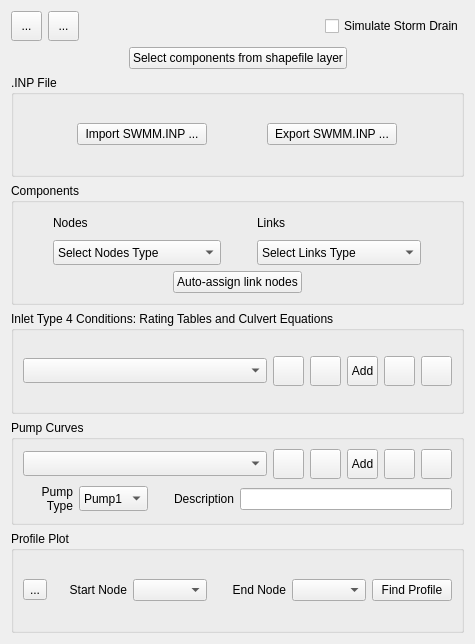
Before: the Qt Designer form flo2d/ui/storm_drain_editor.ui in FLO-2DSoftware/qgis-flo-2d-plugin, drawn with Qt 5.
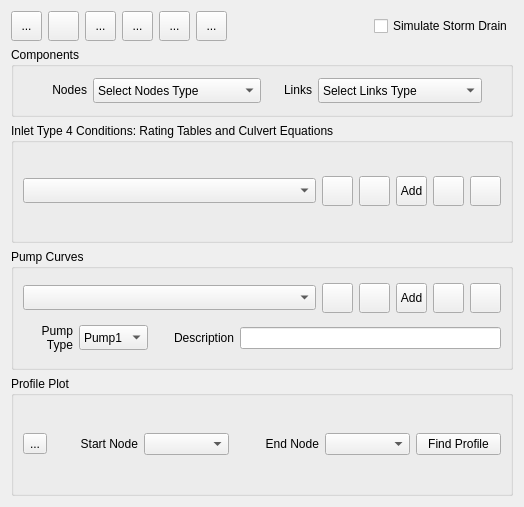
After: the same form once the commit is applied. Icons and pictures are not drawn.

Commit message:
Create 4 new buttons in icons bar of Storm Drain Widget
- 4 buttons for: import INP, export INP, Select components from
shapefile layer, Auto-assign link nodes.
- Remove other buttons with the same functions.

What changed in the file:
```diff
--- a/flo2d/ui/storm_drain_editor.ui
+++ b/flo2d/ui/storm_drain_editor.ui
@@ -6,8 +6,8 @@
    <rect>
     <x>0</x>
     <y>0</y>
-    <width>475</width>
-    <height>644</height>
+    <width>524</width>
+    <height>507</height>
    </rect>
   </property>
   <property name="minimumSize">
@@ -20,373 +20,211 @@
    <string>FLO-2D Widget</string>
   </property>
   <layout class="QGridLayout" name="gridLayout_5">
-   <item row="3" column="0">
-    <widget class="QGroupBox" name="components_group">
-     <property name="title">
-      <string>Components</string>
-     </property>
-     <layout class="QGridLayout" name="gridLayout_7">
-      <item row="0" column="0">
-       <layout class="QGridLayout" name="gridLayout_3">
-        <item row="0" column="0">
-         <widget class="QLabel" name="label_2">
-          <property name="sizePolicy">
-           <sizepolicy hsizetype="Fixed" vsizetype="Fixed">
-            <horstretch>0</horstretch>
-            <verstretch>0</verstretch>
-           </sizepolicy>
-          </property>
-          <property name="minimumSize">
-           <size>
-            <width>164</width>
-            <height>22</height>
-           </size>
-          </property>
-          <property name="maximumSize">
-           <size>
-            <width>164</width>
-            <height>22</height>
-           </size>
-          </property>
-          <property name="text">
-           <string>Nodes</string>
-          </property>
-         </widget>
-        </item>
-        <item row="0" column="1">
-         <widget class="QLabel" name="label">
-          <property name="sizePolicy">
-           <sizepolicy hsizetype="Fixed" vsizetype="Fixed">
-            <horstretch>0</horstretch>
-            <verstretch>0</verstretch>
-           </sizepolicy>
-          </property>
-          <property name="minimumSize">
-           <size>
-            <width>164</width>
-            <height>22</height>
-           </size>
-          </property>
-          <property name="maximumSize">
-           <size>
-            <width>164</width>
-            <height>22</height>
-           </size>
-          </property>
-          <property name="text">
-           <string>Links</string>
-          </property>
-         </widget>
-        </item>
-        <item row="1" column="0">
-         <widget class="QComboBox" name="SD_nodes_components_cbo">
-          <property name="sizePolicy">
-           <sizepolicy hsizetype="Fixed" vsizetype="Fixed">
-            <horstretch>0</horstretch>
-            <verstretch>0</verstretch>
-           </sizepolicy>
-          </property>
-          <property name="minimumSize">
-           <size>
-            <width>168</width>
-            <height>25</height>
-           </size>
-          </property>
-          <property name="maximumSize">
-           <size>
-            <width>168</width>
-            <height>25</height>
-           </size>
-          </property>
-          <property name="sizeIncrement">
-           <size>
-            <width>0</width>
-            <height>0</height>
-           </size>
-          </property>
-          <property name="currentText">
-           <string>Select Nodes Type</string>
-          </property>
-          <item>
-           <property name="text">
-            <string>Select Nodes Type</string>
-           </property>
-          </item>
-          <item>
-           <property name="text">
-            <string>Inlets/Junctions</string>
-           </property>
-          </item>
-          <item>
-           <property name="text">
-            <string>Outfalls</string>
-           </property>
-          </item>
-          <item>
-           <property name="text">
-            <string>Storage Units</string>
-           </property>
-          </item>
-         </widget>
-        </item>
-        <item row="1" column="1">
-         <widget class="QComboBox" name="SD_links_components_cbo">
-          <property name="sizePolicy">
-           <sizepolicy hsizetype="Fixed" vsizetype="Fixed">
-            <horstretch>0</horstretch>
-            <verstretch>0</verstretch>
-           </sizepolicy>
-          </property>
-          <property name="minimumSize">
-           <size>
-            <width>164</width>
-            <height>25</height>
-           </size>
-          </property>
-          <property name="maximumSize">
-           <size>
-            <width>164</width>
-            <height>25</height>
-           </size>
-          </property>
-          <property name="currentText">
-           <string>Select Links Type</string>
-          </property>
-          <item>
-           <property name="text">
-            <string>Select Links Type</string>
-           </property>
-          </item>
-          <item>
-           <property name="text">
-            <string>Conduits</string>
-           </property>
-          </item>
-          <item>
-           <property name="text">
-            <string>Pumps</string>
-           </property>
-          </item>
-          <item>
-           <property name="text">
-            <string>Orifices</string>
-           </property>
-          </item>
-          <item>
-           <property name="text">
-            <string>Weirs</string>
-           </property>
-          </item>
-         </widget>
-        </item>
-       </layout>
-      </item>
-      <item row="1" column="0">
-       <layout class="QHBoxLayout" name="horizontalLayout_3">
-        <item>
-         <spacer name="horizontalSpacer_4">
-          <property name="orientation">
-           <enum>Qt::Horizontal</enum>
-          </property>
-          <property name="sizeHint" stdset="0">
-           <size>
-            <width>98</width>
-            <height>20</height>
-           </size>
-          </property>
-         </spacer>
-        </item>
-        <item>
-         <widget class="QPushButton" name="auto_assign_link_nodes_btn">
-          <property name="text">
-           <string>Auto-assign link nodes</string>
-          </property>
-         </widget>
-        </item>
-        <item>
-         <spacer name="horizontalSpacer_5">
-          <property name="orientation">
-           <enum>Qt::Horizontal</enum>
-          </property>
-          <property name="sizeHint" stdset="0">
-           <size>
-            <width>98</width>
-            <height>20</height>
-           </size>
-          </property>
-         </spacer>
-        </item>
-       </layout>
-      </item>
-     </layout>
-    </widget>
-   </item>
-   <item row="0" column="0">
-    <layout class="QHBoxLayout" name="horizontalLayout_5">
-     <item>
-      <layout class="QHBoxLayout" name="horizontalLayout_4">
-       <item>
-        <widget class="QToolButton" name="schema_storm_drain_btn">
-         <property name="enabled">
-          <bool>true</bool>
-         </property>
-         <property name="minimumSize">
-          <size>
-           <width>31</width>
-           <height>30</height>
-          </size>
-         </property>
-         <property name="maximumSize">
-          <size>
-           <width>31</width>
-           <height>30</height>
-          </size>
-         </property>
-         <property name="toolTip">
-          <string>Convert User 'Storm Drain Nodes' to Schematic 'Storm Drains'</string>
-         </property>
-         <property name="text">
-          <string>...</string>
-         </property>
-         <property name="icon">
-          <iconset>
-           <normaloff>../../../img/schematize_res.svg</normaloff>../../../img/schematize_res.svg</iconset>
-         </property>
-         <property name="iconSize">
-          <size>
-           <width>24</width>
-           <height>24</height>
-          </size>
-         </property>
-        </widget>
-       </item>
-       <item>
-        <widget class="QToolButton" name="sd_help_btn">
-         <property name="enabled">
-          <bool>true</bool>
-         </property>
-         <property name="minimumSize">
-          <size>
-           <width>31</width>
-           <height>30</height>
-          </size>
-         </property>
-         <property name="maximumSize">
-          <size>
-           <width>31</width>
-           <height>30</height>
-          </size>
-         </property>
-         <property name="toolTip">
-          <string>Storm Drain Help</string>
-         </property>
-         <property name="text">
-          <string>...</string>
-         </property>
-         <property name="icon">
-          <iconset>
-           <normaloff>../img/help.svg</normaloff>../img/help.svg</iconset>
-         </property>
-         <property name="iconSize">
-          <size>
-           <width>24</width>
-           <height>24</height>
-          </size>
-         </property>
-        </widget>
-       </item>
-      </layout>
-     </item>
-     <item>
-      <spacer name="horizontalSpacer_3">
-       <property name="orientation">
-        <enum>Qt::Horizontal</enum>
-       </property>
-       <property name="sizeHint" stdset="0">
-        <size>
-         <width>13</width>
-         <height>21</height>
-        </size>
-       </property>
-      </spacer>
-     </item>
-     <item>
-      <widget class="QCheckBox" name="simulate_stormdrain_chbox">
-       <property name="text">
-        <string>Simulate Storm Drain</string>
-       </property>
-      </widget>
-     </item>
-    </layout>
-   </item>
    <item row="2" column="0">
-    <widget class="QGroupBox" name="box_Inp">
+    <widget class="QGroupBox" name="Type_4_condition_group">
+     <property name="sizePolicy">
+      <sizepolicy hsizetype="Preferred" vsizetype="Preferred">
+       <horstretch>0</horstretch>
+       <verstretch>0</verstretch>
+      </sizepolicy>
+     </property>
      <property name="title">
-      <string>.INP File</string>
+      <string>Inlet Type 4 Conditions: Rating Tables and Culvert Equations</string>
      </property>
-     <layout class="QGridLayout" name="gridLayout_2">
+     <layout class="QGridLayout" name="gridLayout_6">
       <item row="0" column="0">
-       <widget class="QPushButton" name="import_inp_btn">
-        <property name="sizePolicy">
-         <sizepolicy hsizetype="Fixed" vsizetype="Fixed">
-          <horstretch>0</horstretch>
-          <verstretch>0</verstretch>
-         </sizepolicy>
+       <layout class="QHBoxLayout" name="horizontalLayout">
+        <property name="sizeConstraint">
+         <enum>QLayout::SetDefaultConstraint</enum>
         </property>
-        <property name="minimumSize">
-         <size>
-          <width>130</width>
-          <height>22</height>
-         </size>
-        </property>
-        <property name="maximumSize">
-         <size>
-          <width>16777215</width>
-          <height>22</height>
-         </size>
-        </property>
-        <property name="text">
-         <string>Import SWMM.INP ...</string>
-        </property>
-        <property name="icon">
-         <iconset>
-          <normaloff>../img/import_swmm.svg</normaloff>../img/import_swmm.svg</iconset>
-        </property>
-       </widget>
-      </item>
-      <item row="0" column="1">
-       <widget class="QPushButton" name="export_inp_btn">
-        <property name="sizePolicy">
-         <sizepolicy hsizetype="Fixed" vsizetype="Fixed">
-          <horstretch>0</horstretch>
-          <verstretch>0</verstretch>
-         </sizepolicy>
-        </property>
-        <property name="minimumSize">
-         <size>
-          <width>130</width>
-          <height>22</height>
-         </size>
-        </property>
-        <property name="maximumSize">
-         <size>
-          <width>16777215</width>
-          <height>22</height>
-         </size>
-        </property>
-        <property name="text">
-         <string>Export SWMM.INP ...</string>
-        </property>
-        <property name="icon">
-         <iconset>
-          <normaloff>../img/export_swmm.svg</normaloff>../img/export_swmm.svg</iconset>
-        </property>
-       </widget>
+        <item>
+         <widget class="QComboBox" name="SD_type4_cbo">
+          <property name="enabled">
+           <bool>true</bool>
+          </property>
+          <property name="sizePolicy">
+           <sizepolicy hsizetype="MinimumExpanding" vsizetype="Fixed">
+            <horstretch>0</horstretch>
+            <verstretch>0</verstretch>
+           </sizepolicy>
+          </property>
+          <property name="minimumSize">
+           <size>
+            <width>0</width>
+            <height>25</height>
+           </size>
+          </property>
+          <property name="maximumSize">
+           <size>
+            <width>16777215</width>
+            <height>25</height>
+           </size>
+          </property>
+          <property name="maxVisibleItems">
+           <number>20</number>
+          </property>
+         </widget>
+        </item>
+        <item>
+         <widget class="QToolButton" name="SD_show_type4_btn">
+          <property name="enabled">
+           <bool>true</bool>
+          </property>
+          <property name="minimumSize">
+           <size>
+            <width>31</width>
+            <height>30</height>
+           </size>
+          </property>
+          <property name="maximumSize">
+           <size>
+            <width>31</width>
+            <height>30</height>
+           </size>
+          </property>
+          <property name="toolTip">
+           <string>Show inlet type 4 data</string>
+          </property>
+          <property name="text">
+           <string/>
+          </property>
+          <property name="icon">
+           <iconset>
+            <normaloff>../img/show_cont_table.svg</normaloff>../img/show_cont_table.svg</iconset>
+          </property>
+         </widget>
+        </item>
+        <item>
+         <widget class="QToolButton" name="SD_add_one_type4_btn">
+          <property name="enabled">
+           <bool>true</bool>
+          </property>
+          <property name="minimumSize">
+           <size>
+            <width>31</width>
+            <height>30</height>
+           </size>
+          </property>
+          <property name="maximumSize">
+           <size>
+            <width>31</width>
+            <height>30</height>
+           </size>
+          </property>
+          <property name="toolTip">
+           <string>Add inlet type 4 data</string>
+          </property>
+          <property name="text">
+           <string/>
+          </property>
+          <property name="icon">
+           <iconset>
+            <normaloff>../img/add_table_data.svg</normaloff>../img/add_table_data.svg</iconset>
+          </property>
+         </widget>
+        </item>
+        <item>
+         <widget class="QToolButton" name="SD_add_predefined_type4_btn">
+          <property name="sizePolicy">
+           <sizepolicy hsizetype="Fixed" vsizetype="Fixed">
+            <horstretch>0</horstretch>
+            <verstretch>0</verstretch>
+           </sizepolicy>
+          </property>
+          <property name="minimumSize">
+           <size>
+            <width>31</width>
+            <height>30</height>
+           </size>
+          </property>
+          <property name="maximumSize">
+           <size>
+            <width>31</width>
+            <height>30</height>
+           </size>
+          </property>
+          <property name="toolTip">
+           <string>Add predefined time series/culvert eq.</string>
+          </property>
+          <property name="text">
+           <string>Add</string>
+          </property>
+          <property name="icon">
+           <iconset>
+            <normaloff>../img/mActionOpenFile.svg</normaloff>../img/mActionOpenFile.svg</iconset>
+          </property>
+          <property name="iconSize">
+           <size>
+            <width>25</width>
+            <height>25</height>
+           </size>
+          </property>
+         </widget>
+        </item>
+        <item>
+         <widget class="QToolButton" name="SD_remove_type4_btn">
+          <property name="enabled">
+           <bool>true</bool>
+          </property>
+          <property name="minimumSize">
+           <size>
+            <width>31</width>
+            <height>30</height>
+           </size>
+          </property>
+          <property name="maximumSize">
+           <size>
+            <width>31</width>
+            <height>30</height>
+           </size>
+          </property>
+          <property name="toolTip">
+           <string>Remove inlet type 4 condition</string>
+          </property>
+          <property name="text">
+           <string/>
+          </property>
+          <property name="icon">
+           <iconset>
+            <normaloff>../img/mActionDeleteSelected.svg</normaloff>../img/mActionDeleteSelected.svg</iconset>
+          </property>
+         </widget>
+        </item>
+        <item>
+         <widget class="QToolButton" name="SD_rename_type4_btn">
+          <property name="enabled">
+           <bool>true</bool>
+          </property>
+          <property name="minimumSize">
+           <size>
+            <width>31</width>
+            <height>30</height>
+           </size>
+          </property>
+          <property name="maximumSize">
+           <size>
+            <width>31</width>
+            <height>30</height>
+           </size>
+          </property>
+          <property name="toolTip">
+           <string>Rename inlet type 4 condition</string>
+          </property>
+          <property name="text">
+           <string/>
+          </property>
+          <property name="icon">
+           <iconset>
+            <normaloff>../img/change_name.svg</normaloff>../img/change_name.svg</iconset>
+          </property>
+         </widget>
+        </item>
+       </layout>
       </item>
      </layout>
     </widget>
    </item>
-   <item row="5" column="0">
+   <item row="3" column="0">
     <widget class="QGroupBox" name="groupBox">
      <property name="title">
       <string>Pump Curves</string>
@@ -731,263 +569,435 @@
      </layout>
     </widget>
    </item>
+   <item row="0" column="0">
+    <layout class="QHBoxLayout" name="horizontalLayout_5">
+     <item>
+      <layout class="QHBoxLayout" name="horizontalLayout_4">
+       <item>
+        <widget class="QToolButton" name="schema_storm_drain_btn">
+         <property name="enabled">
+          <bool>true</bool>
+         </property>
+         <property name="minimumSize">
+          <size>
+           <width>31</width>
+           <height>30</height>
+          </size>
+         </property>
+         <property name="maximumSize">
+          <size>
+           <width>31</width>
+           <height>30</height>
+          </size>
+         </property>
+         <property name="toolTip">
+          <string>Convert User 'Storm Drain Nodes' to Schematic 'Storm Drains'</string>
+         </property>
+         <property name="text">
+          <string>...</string>
+         </property>
+         <property name="icon">
+          <iconset>
+           <normaloff>../../../img/schematize_res.svg</normaloff>../../../img/schematize_res.svg</iconset>
+         </property>
+         <property name="iconSize">
+          <size>
+           <width>24</width>
+           <height>24</height>
+          </size>
+         </property>
+        </widget>
+       </item>
+       <item>
+        <widget class="QToolButton" name="import_inp_btn">
+         <property name="enabled">
+          <bool>true</bool>
+         </property>
+         <property name="minimumSize">
+          <size>
+           <width>31</width>
+           <height>30</height>
+          </size>
+         </property>
+         <property name="maximumSize">
+          <size>
+           <width>31</width>
+           <height>30</height>
+          </size>
+         </property>
+         <property name="toolTip">
+          <string>Import SWMM.INP</string>
+         </property>
+         <property name="text">
+          <string/>
+         </property>
+         <property name="icon">
+          <iconset>
+           <normaloff>../img/import_swmm.svg</normaloff>../img/import_swmm.svg</iconset>
+         </property>
+         <property name="iconSize">
+          <size>
+           <width>24</width>
+           <height>24</height>
+          </size>
+         </property>
+        </widget>
+       </item>
+       <item>
+        <widget class="QToolButton" name="export_inp_btn">
+         <property name="enabled">
+          <bool>true</bool>
+         </property>
+         <property name="minimumSize">
+          <size>
+           <width>31</width>
+           <height>30</height>
+          </size>
+         </property>
+         <property name="maximumSize">
+          <size>
+           <width>31</width>
+           <height>30</height>
+          </size>
+         </property>
+         <property name="toolTip">
+          <string>Export SWMM.INP</string>
+         </property>
+         <property name="text">
+          <string>...</string>
+         </property>
+         <property name="icon">
+          <iconset>
+           <normaloff>../img/export_swmm.svg</normaloff>../img/export_swmm.svg</iconset>
+         </property>
+         <property name="iconSize">
+          <size>
+           <width>24</width>
+           <height>24</height>
+          </size>
+         </property>
+        </widget>
+       </item>
+       <item>
+        <widget class="QToolButton" name="import_shapefile_btn">
+         <property name="enabled">
+          <bool>true</bool>
+         </property>
+         <property name="minimumSize">
+          <size>
+           <width>31</width>
+           <height>30</height>
+          </size>
+         </property>
+         <property name="maximumSize">
+          <size>
+           <width>31</width>
+           <height>30</height>
+          </size>
+         </property>
+         <property name="toolTip">
+          <string>Select components from shapefile layer</string>
+         </property>
+         <property name="text">
+          <string>...</string>
+         </property>
+         <property name="icon">
+          <iconset>
+           <normaloff>../img/add.svg</normaloff>../img/add.svg</iconset>
+         </property>
+         <property name="iconSize">
+          <size>
+           <width>24</width>
+           <height>24</height>
+          </size>
+         </property>
+        </widget>
+       </item>
+       <item>
+        <widget class="QToolButton" name="auto_assign_link_nodes_btn">
+         <property name="enabled">
+          <bool>true</bool>
+         </property>
+         <property name="minimumSize">
+          <size>
+           <width>31</width>
+           <height>30</height>
+          </size>
+         </property>
+         <property name="maximumSize">
+          <size>
+           <width>31</width>
+           <height>30</height>
+          </size>
+         </property>
+         <property name="toolTip">
+          <string>Auto-assign link nodes</string>
+         </property>
+         <property name="text">
+          <string>...</string>
+         </property>
+         <property name="icon">
+          <iconset>
+           <normaloff>../img/schematize_confluence.svg</normaloff>../img/schematize_confluence.svg</iconset>
+         </property>
+         <property name="iconSize">
+          <size>
+           <width>24</width>
+           <height>24</height>
+          </size>
+         </property>
+        </widget>
+       </item>
+       <item>
+        <widget class="QToolButton" name="sd_help_btn">
+         <property name="enabled">
+          <bool>true</bool>
+         </property>
+         <property name="minimumSize">
+          <size>
+           <width>31</width>
+           <height>30</height>
+          </size>
+         </property>
+         <property name="maximumSize">
+          <size>
+           <width>31</width>
+           <height>30</height>
+          </size>
+         </property>
+         <property name="toolTip">
+          <string>Storm Drain Help</string>
+         </property>
+         <property name="text">
+          <string>...</string>
+         </property>
+         <property name="icon">
+          <iconset>
+           <normaloff>../img/help.svg</normaloff>../img/help.svg</iconset>
+         </property>
+         <property name="iconSize">
+          <size>
+           <width>24</width>
+           <height>24</height>
+          </size>
+         </property>
+        </widget>
+       </item>
+      </layout>
+     </item>
+     <item>
+      <spacer name="horizontalSpacer_3">
+       <property name="orientation">
+        <enum>Qt::Horizontal</enum>
+       </property>
+       <property name="sizeHint" stdset="0">
+        <size>
+         <width>13</width>
+         <height>21</height>
+        </size>
+       </property>
+      </spacer>
+     </item>
+     <item>
+      <widget class="QCheckBox" name="simulate_stormdrain_chbox">
+       <property name="text">
+        <string>Simulate Storm Drain</string>
+       </property>
+      </widget>
+     </item>
+    </layout>
+   </item>
    <item row="1" column="0">
-    <layout class="QGridLayout" name="gridLayout">
-     <item row="0" column="3">
-      <spacer name="horizontalSpacer_2">
-       <property name="orientation">
-        <enum>Qt::Horizontal</enum>
-       </property>
-       <property name="sizeHint" stdset="0">
-        <size>
-         <width>94</width>
-         <height>20</height>
-        </size>
-       </property>
-      </spacer>
-     </item>
-     <item row="0" column="0">
-      <spacer name="horizontalSpacer">
-       <property name="orientation">
-        <enum>Qt::Horizontal</enum>
-       </property>
-       <property name="sizeHint" stdset="0">
-        <size>
-         <width>102</width>
-         <height>20</height>
-        </size>
-       </property>
-      </spacer>
-     </item>
-     <item row="0" column="1">
-      <widget class="QPushButton" name="import_shapefile_btn">
-       <property name="enabled">
-        <bool>true</bool>
-       </property>
-       <property name="minimumSize">
-        <size>
-         <width>0</width>
-         <height>22</height>
-        </size>
-       </property>
-       <property name="maximumSize">
-        <size>
-         <width>16777215</width>
-         <height>22</height>
-        </size>
-       </property>
-       <property name="text">
-        <string>Select components from shapefile layer</string>
-       </property>
-      </widget>
-     </item>
-    </layout>
+    <widget class="QGroupBox" name="components_group">
+     <property name="minimumSize">
+      <size>
+       <width>0</width>
+       <height>70</height>
+      </size>
+     </property>
+     <property name="maximumSize">
+      <size>
+       <width>16777215</width>
+       <height>70</height>
+      </size>
+     </property>
+     <property name="title">
+      <string>Components</string>
+     </property>
+     <layout class="QGridLayout" name="gridLayout">
+      <item row="0" column="0">
+       <layout class="QHBoxLayout" name="horizontalLayout_10">
+        <item>
+         <layout class="QHBoxLayout" name="horizontalLayout_9">
+          <item>
+           <widget class="QLabel" name="label_2">
+            <property name="sizePolicy">
+             <sizepolicy hsizetype="Preferred" vsizetype="Fixed">
+              <horstretch>0</horstretch>
+              <verstretch>0</verstretch>
+             </sizepolicy>
+            </property>
+            <property name="minimumSize">
+             <size>
+              <width>45</width>
+              <height>22</height>
+             </size>
+            </property>
+            <property name="maximumSize">
+             <size>
+              <width>45</width>
+              <height>22</height>
+             </size>
+            </property>
+            <property name="text">
+             <string>Nodes</string>
+            </property>
+            <property name="alignment">
+             <set>Qt::AlignRight|Qt::AlignTrailing|Qt::AlignVCenter</set>
+            </property>
+           </widget>
+          </item>
+          <item>
+           <widget class="QComboBox" name="SD_nodes_components_cbo">
+            <property name="sizePolicy">
+             <sizepolicy hsizetype="Fixed" vsizetype="Fixed">
+              <horstretch>0</horstretch>
+              <verstretch>0</verstretch>
+             </sizepolicy>
+            </property>
+            <property name="minimumSize">
+             <size>
+              <width>168</width>
+              <height>25</height>
+             </size>
+            </property>
+            <property name="maximumSize">
+             <size>
+              <width>168</width>
+              <height>25</height>
+             </size>
+            </property>
+            <property name="sizeIncrement">
+             <size>
+              <width>0</width>
+              <height>0</height>
+             </size>
+            </property>
+            <property name="currentText">
+             <string>Select Nodes Type</string>
+            </property>
+            <item>
+             <property name="text">
+              <string>Select Nodes Type</string>
+             </property>
+            </item>
+            <item>
+             <property name="text">
+              <string>Inlets/Junctions</string>
+             </property>
+            </item>
+            <item>
+             <property name="text">
+              <string>Outfalls</string>
+             </property>
+            </item>
+            <item>
+             <property name="text">
+              <string>Storage Units</string>
+             </property>
+            </item>
+           </widget>
+          </item>
+         </layout>
+        </item>
+        <item>
+         <layout class="QHBoxLayout" name="horizontalLayout_3">
+          <item>
+           <widget class="QLabel" name="label">
+            <property name="sizePolicy">
+             <sizepolicy hsizetype="Preferred" vsizetype="Fixed">
+              <horstretch>0</horstretch>
+              <verstretch>0</verstretch>
+             </sizepolicy>
+            </property>
+            <property name="minimumSize">
+             <size>
+              <width>45</width>
+              <height>22</height>
+             </size>
+            </property>
+            <property name="maximumSize">
+             <size>
+              <width>45</width>
+              <height>22</height>
+             </size>
+            </property>
+            <property name="text">
+             <string>Links</string>
+            </property>
+            <property name="alignment">
+             <set>Qt::AlignRight|Qt::AlignTrailing|Qt::AlignVCenter</set>
+            </property>
+           </widget>
+          </item>
+          <item>
+           <widget class="QComboBox" name="SD_links_components_cbo">
+            <property name="sizePolicy">
+             <sizepolicy hsizetype="Fixed" vsizetype="Fixed">
+              <horstretch>0</horstretch>
+              <verstretch>0</verstretch>
+             </sizepolicy>
+            </property>
+            <property name="minimumSize">
+             <size>
+              <width>164</width>
+              <height>25</height>
+             </size>
+            </property>
+            <property name="maximumSize">
+             <size>
+              <width>164</width>
+              <height>25</height>
+             </size>
+            </property>
+            <property name="currentText">
+             <string>Select Links Type</string>
+            </property>
+            <item>
+             <property name="text">
+              <string>Select Links Type</string>
+             </property>
+            </item>
+            <item>
+             <property name="text">
+              <string>Conduits</string>
+             </property>
+            </item>
+            <item>
+             <property name="text">
+              <string>Pumps</string>
+             </property>
+            </item>
+            <item>
+             <property name="text">
+              <string>Orifices</string>
+             </property>
+            </item>
+            <item>
+             <property name="text">
+              <string>Weirs</string>
+             </property>
+            </item>
+           </widget>
+          </item>
+         </layout>
+        </item>
+       </layout>
+      </item>
+     </layout>
+    </widget>
    </item>
    <item row="4" column="0">
-    <widget class="QGroupBox" name="Type_4_condition_group">
-     <property name="sizePolicy">
-      <sizepolicy hsizetype="Preferred" vsizetype="Preferred">
-       <horstretch>0</horstretch>
-       <verstretch>0</verstretch>
-      </sizepolicy>
-     </property>
-     <property name="title">
-      <string>Inlet Type 4 Conditions: Rating Tables and Culvert Equations</string>
-     </property>
-     <layout class="QGridLayout" name="gridLayout_6">
-      <item row="0" column="0">
-       <layout class="QHBoxLayout" name="horizontalLayout">
-        <property name="sizeConstraint">
-         <enum>QLayout::SetDefaultConstraint</enum>
-        </property>
-        <item>
-         <widget class="QComboBox" name="SD_type4_cbo">
-          <property name="enabled">
-           <bool>true</bool>
-          </property>
-          <property name="sizePolicy">
-           <sizepolicy hsizetype="MinimumExpanding" vsizetype="Fixed">
-            <horstretch>0</horstretch>
-            <verstretch>0</verstretch>
-           </sizepolicy>
-          </property>
-          <property name="minimumSize">
-           <size>
-            <width>0</width>
-            <height>25</height>
-           </size>
-          </property>
-          <property name="maximumSize">
-           <size>
-            <width>16777215</width>
-            <height>25</height>
-           </size>
-          </property>
-          <property name="maxVisibleItems">
-           <number>20</number>
-          </property>
-         </widget>
-        </item>
-        <item>
-         <widget class="QToolButton" name="SD_show_type4_btn">
-          <property name="enabled">
-           <bool>true</bool>
-          </property>
-          <property name="minimumSize">
-           <size>
-            <width>31</width>
-            <height>30</height>
-           </size>
-          </property>
-          <property name="maximumSize">
-           <size>
-            <width>31</width>
-            <height>30</height>
-           </size>
-          </property>
-          <property name="toolTip">
-           <string>Show inlet type 4 data</string>
-          </property>
-          <property name="text">
-           <string/>
-          </property>
-          <property name="icon">
-           <iconset>
-            <normaloff>../img/show_cont_table.svg</normaloff>../img/show_cont_table.svg</iconset>
-          </property>
-         </widget>
-        </item>
-        <item>
-         <widget class="QToolButton" name="SD_add_one_type4_btn">
-          <property name="enabled">
-           <bool>true</bool>
-          </property>
-          <property name="minimumSize">
-           <size>
-            <width>31</width>
-            <height>30</height>
-           </size>
-          </property>
-          <property name="maximumSize">
-           <size>
-            <width>31</width>
-            <height>30</height>
-           </size>
-          </property>
-          <property name="toolTip">
-           <string>Add inlet type 4 data</string>
-          </property>
-          <property name="text">
-           <string/>
-          </property>
-          <property name="icon">
-           <iconset>
-            <normaloff>../img/add_table_data.svg</normaloff>../img/add_table_data.svg</iconset>
-          </property>
-         </widget>
-        </item>
-        <item>
-         <widget class="QToolButton" name="SD_add_predefined_type4_btn">
-          <property name="sizePolicy">
-           <sizepolicy hsizetype="Fixed" vsizetype="Fixed">
-            <horstretch>0</horstretch>
-            <verstretch>0</verstretch>
-           </sizepolicy>
-          </property>
-          <property name="minimumSize">
-           <size>
-            <width>31</width>
-            <height>30</height>
-           </size>
-          </property>
-          <property name="maximumSize">
-           <size>
-            <width>31</width>
-            <height>30</height>
-           </size>
-          </property>
-          <property name="toolTip">
-           <string>Add predefined time series/culvert eq.</string>
-          </property>
-          <property name="text">
-           <string>Add</string>
-          </property>
-          <property name="icon">
-           <iconset>
-            <normaloff>../img/mActionOpenFile.svg</normaloff>../img/mActionOpenFile.svg</iconset>
-          </property>
-          <property name="iconSize">
-           <size>
-            <width>25</width>
-            <height>25</height>
-           </size>
-          </property>
-         </widget>
-        </item>
-        <item>
-         <widget class="QToolButton" name="SD_remove_type4_btn">
-          <property name="enabled">
-           <bool>true</bool>
-          </property>
-          <property name="minimumSize">
-           <size>
-            <width>31</width>
-            <height>30</height>
-           </size>
-          </property>
-          <property name="maximumSize">
-           <size>
-            <width>31</width>
-            <height>30</height>
-           </size>
-          </property>
-          <property name="toolTip">
-           <string>Remove inlet type 4 condition</string>
-          </property>
-          <property name="text">
-           <string/>
-          </property>
-          <property name="icon">
-           <iconset>
-            <normaloff>../img/mActionDeleteSelected.svg</normaloff>../img/mActionDeleteSelected.svg</iconset>
-          </property>
-         </widget>
-        </item>
-        <item>
-         <widget class="QToolButton" name="SD_rename_type4_btn">
-          <property name="enabled">
-           <bool>true</bool>
-          </property>
-          <property name="minimumSize">
-           <size>
-            <width>31</width>
-            <height>30</height>
-           </size>
-          </property>
-          <property name="maximumSize">
-           <size>
-            <width>31</width>
-            <height>30</height>
-           </size>
-          </property>
-          <property name="toolTip">
-           <string>Rename inlet type 4 condition</string>
-          </property>
-          <property name="text">
-           <string/>
-          </property>
-          <property name="icon">
-           <iconset>
-            <normaloff>../img/change_name.svg</normaloff>../img/change_name.svg</iconset>
-          </property>
-         </widget>
-        </item>
-       </layout>
-      </item>
-     </layout>
-    </widget>
-   </item>
-   <item row="6" column="0">
     <widget class="QGroupBox" name="groupBox_2">
      <property name="enabled">
       <bool>true</bool>
```
Left out of the diff: 2 changed lines with no effect on the pictures. The commit also changes 1 other file.
